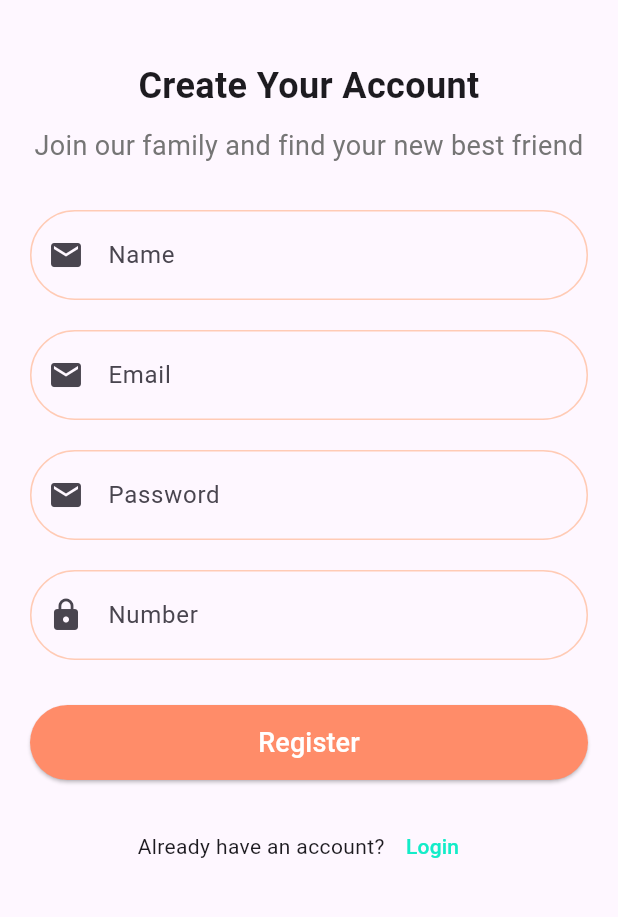
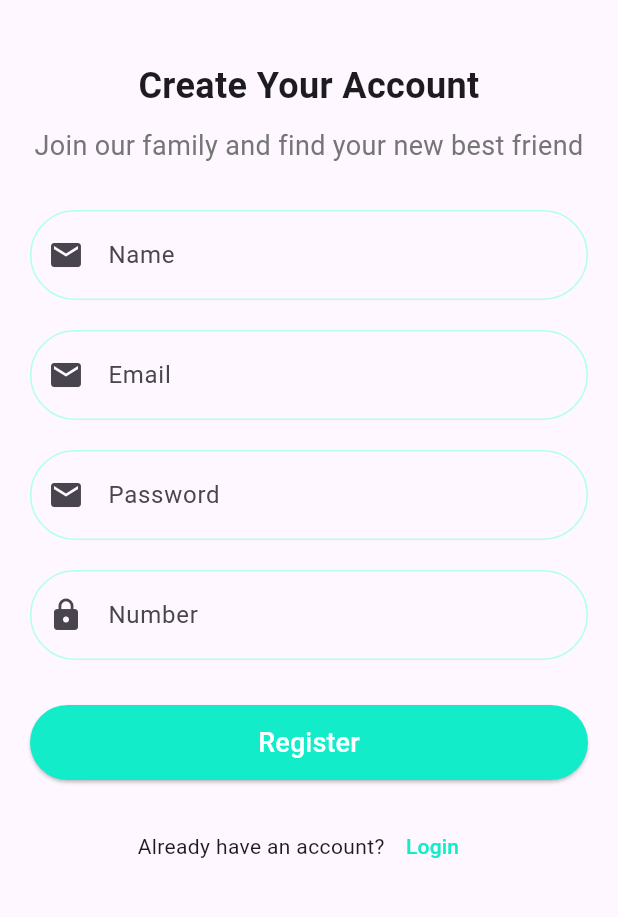
Before and after one commit to aryanNakarmi/adoptnest, a Flutter app: the SignupScreen screen opened directly, on a phone screen of 412 x 824 dp, the part 225-1142 px from its top. Run offline on Flutter 3.47's test engine with Material 3 defaults, Android fonts, the phone set to English and light mode, and no system bars; our stand-ins replace smooth_page_indicator.

Commit message:
sign up finished

```diff
--- a/lib/screens/signup_screen.dart
+++ b/lib/screens/signup_screen.dart
@@ -56,7 +56,8 @@ class SignupScreen extends StatelessWidget {
               hintText: "Name",
               controller: nameController,
               prefixIcon: const Icon(Icons.email),
-              borderColor: Color(0xFF13ECC8)
+              borderColor: Color(0xFF13ECC8),
+              enabledBorderColor :const Color(0xFFB2FFF2),
             ),
             const SizedBox(height: 20),
             MyTextfield(
@@ -64,7 +65,8 @@ class SignupScreen extends StatelessWidget {
               hintText: "Email",
               controller: emailController,
               prefixIcon: const Icon(Icons.email),
-              borderColor: Color(0xFF13ECC8)
+              borderColor: Color(0xFF13ECC8),
+              enabledBorderColor :const Color(0xFFB2FFF2),
             ),
             const SizedBox(height: 20),
             MyTextfield(
@@ -72,6 +74,8 @@ class SignupScreen extends StatelessWidget {
               hintText: "Password",
               controller: passwordController,
               prefixIcon: const Icon(Icons.email),
+              borderColor: Color(0xFF13ECC8),
+              enabledBorderColor :const Color(0xFFB2FFF2),
 
             ),
             const SizedBox(height: 20),
@@ -93,6 +97,7 @@ class SignupScreen extends StatelessWidget {
                 String password = passwordController.text.trim();
                 String phone = phoneController.text.trim(); // login logic here
               },
+              btnColor: Color(0xFF13ECC8),
 
             ),
             const SizedBox(height: 20),
--- a/lib/widgets/my_button.dart
+++ b/lib/widgets/my_button.dart
@@ -6,10 +6,11 @@ class MyButton extends StatelessWidget {
 
   final String text;
   final VoidCallback onPressed;
+  final Color btnColor;
 
   const MyButton({super.key,
   required this.text,
-  required this.onPressed,
+  required this.onPressed,  this.btnColor= const Color(0xFFFF8C69),
 
 
   });
@@ -21,7 +22,7 @@ class MyButton extends StatelessWidget {
       height: 50,
       child: ElevatedButton(
         style: ElevatedButton.styleFrom(
-          backgroundColor:  const Color(0xFFFF8C69),
+          backgroundColor:  btnColor,
           shape: RoundedRectangleBorder(borderRadius: BorderRadius.circular(30))
         ),
         onPressed: onPressed,
--- a/lib/widgets/my_textfield.dart
+++ b/lib/widgets/my_textfield.dart
@@ -9,6 +9,7 @@ class MyTextfield extends StatelessWidget {
   final bool isPassword;
   final Icon? prefixIcon;
   final Color borderColor;
+  final Color enabledBorderColor;
 
   const MyTextfield({super.key,
   required this.onChanged,
@@ -16,7 +17,8 @@ class MyTextfield extends StatelessWidget {
   required this.controller,
   this.isPassword = false,
   this.prefixIcon,
-  this.borderColor = const Color(0xFFFF8C69),
+  this.borderColor = const Color(0xFFFF8C69),  this.enabledBorderColor= const Color(0xFFFFCBB5),
+
   });
 
   @override
@@ -33,7 +35,7 @@ class MyTextfield extends StatelessWidget {
           enabledBorder: OutlineInputBorder(
           borderRadius: BorderRadius.circular(30),
           borderSide: BorderSide(
-            color: Color(0xFFFFCBB5)), // Border color when not focused
+            color: enabledBorderColor), // Border color when not focused
         ),
         focusedBorder: OutlineInputBorder(
           borderRadius: BorderRadius.circular(30),
```
